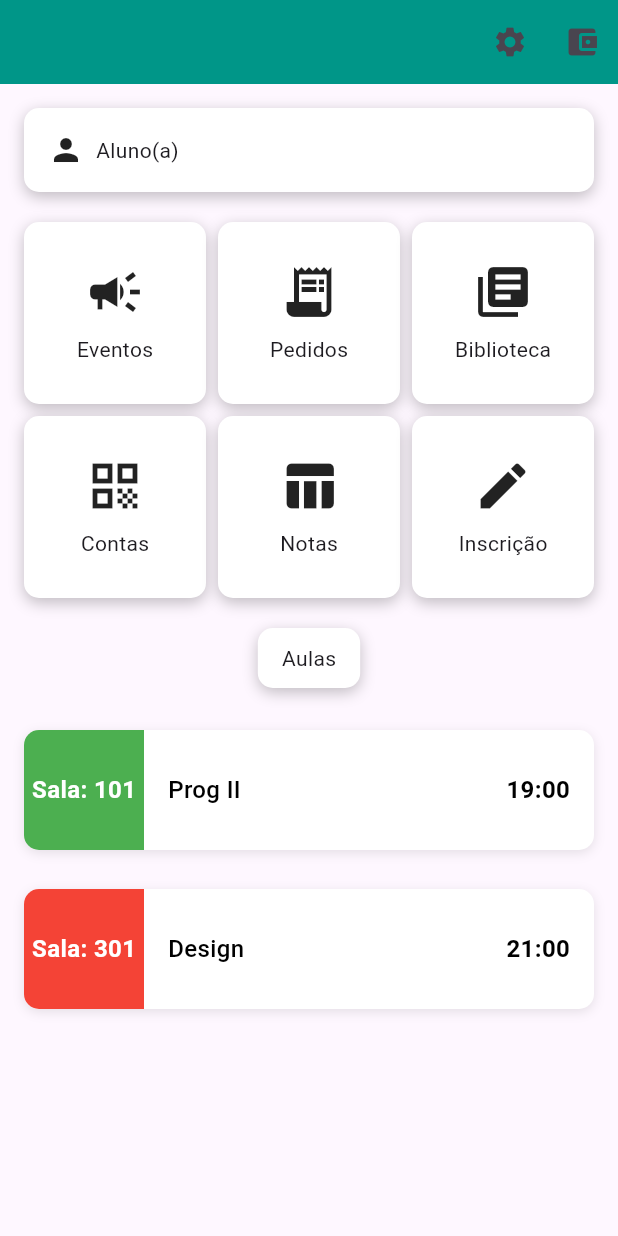
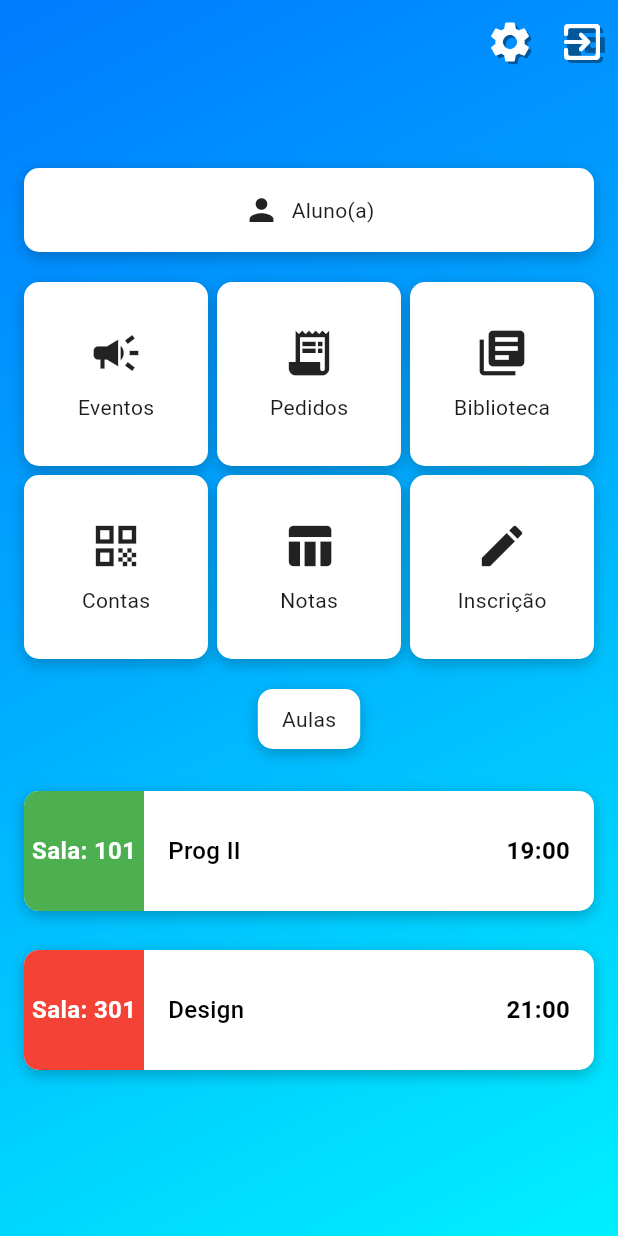
Before and after one commit to BraioFacul/real_connect, a Flutter app: the screen it shows after launch, after a tap on "Login", on a phone screen of 412 x 824 dp. Run offline on Flutter 3.47's test engine with Material 3 defaults, Android fonts, the light colour scheme and no system bars; our stand-ins replace firebase_core; accounts and stored records are empty; network calls fail.

Commit message:
feat: grid button recebeu atualizacoes, e insercao de cor padrao para o background do  sistema

```diff
--- /dev/null
+++ b/lib/components/app_background.dart
@@ -0,0 +1,26 @@
+import 'package:flutter/material.dart';
+
+class AppBackground extends StatelessWidget {
+  final Widget child;
+
+  const AppBackground({required this.child, super.key});
+
+  @override
+  Widget build(BuildContext context) {
+    return Container(
+      decoration: const BoxDecoration(
+        gradient: LinearGradient(
+          colors: [
+            Color(0xFF007BFF),
+            Color(0xFF00A5FF),
+            Color(0xFF00F0FF),
+          ],
+          stops: [0.0, 0.4, 1.0],
+          begin: Alignment.topLeft,
+          end: Alignment.bottomRight,
+        ),
+      ),
+      child: child,
+    );
+  }
+}
--- a/lib/home.dart
+++ b/lib/home.dart
@@ -1,4 +1,17 @@
+import 'package:flutter/foundation.dart';
 import 'package:flutter/material.dart';
+import 'components/app_background.dart';
+
+// variaveis
+var boxShadow = BoxShadow(
+  color: Colors.black.withOpacity(0.24),
+  spreadRadius: 0,
+  blurRadius: 8,
+  offset: Offset(0, 3), // changes position of shadow
+);
+
+double iconSize = 32;
+Color cardColor = Colors.white;
 
 class HomePage extends StatefulWidget {
   const HomePage({super.key});
@@ -11,17 +24,60 @@ class _HomePageState extends State<HomePage> {
   @override
   Widget build(BuildContext context) {
     return MaterialApp(
-      home: Scaffold(
+      home: Stack(
+        children: [
+          const AppBackground(
+            child: SizedBox.expand(),
+          ),
+          Scaffold(
+            backgroundColor: Colors.transparent,
             appBar: AppBar(
-          backgroundColor: Colors.teal,
+              backgroundColor: Colors.transparent,
+              elevation: 0,
               actions: [
                 IconButton(
-              icon: Icon(Icons.settings),
+                  iconSize: iconSize,
                   onPressed: () {},
+                  icon: Stack(
+                    children: [
+                      Positioned(
+                        top: 2,
+                        left: 2,
+                        child: Icon(
+                          Icons.settings,
+                          color: Colors.black.withOpacity(0.4),
+                          size: iconSize,
+                        ),
+                      ),
+                      Icon(
+                        Icons.settings,
+                        color: cardColor,
+                        size: iconSize,
+                      ),
+                    ],
+                  ),
                 ),
                 IconButton(
-              icon: Icon(Icons.account_balance_wallet),
+                  iconSize: iconSize,
                   onPressed: () {},
+                  icon: Stack(
+                    children: [
+                      Positioned(
+                        top: 2,
+                        left: 2,
+                        child: Icon(
+                          Icons.account_balance_wallet,
+                          color: Colors.black.withOpacity(0.4),
+                          size: iconSize,
+                        ),
+                      ),
+                      Icon(
+                        Icons.exit_to_app_rounded,
+                        color: cardColor,
+                        size: iconSize,
+                      ),
+                    ],
+                  ),
                 ),
               ],
             ),
@@ -29,36 +85,31 @@ class _HomePageState extends State<HomePage> {
               padding: const EdgeInsets.all(16.0),
               child: Column(
                 children: [
-              // Profile or Student section (Componentizado)
+                  const SizedBox(height: 40),
                   ProfileSection(),
-
-              SizedBox(height: 20),
-
-              // Grid buttons (Componentizado)
+                  const SizedBox(height: 20),
                   GridButtons(),
-
-              SizedBox(height: 20),
-
-              // Aulas Section (Componentizado)
+                  const SizedBox(height: 20),
                   AulasSection(),
-
-              SizedBox(height: 20),
-
-              // Classes (Componentizado)
+                  const SizedBox(height: 20),
                   ClassCard(
                     room: "Sala: 101",
                     subject: "Prog II",
                     time: "19:00",
-                  color: Colors.green),
-              SizedBox(height: 10),
+                    color: Colors.green,
+                  ),
+                  const SizedBox(height: 10),
                   ClassCard(
                     room: "Sala: 301",
                     subject: "Design",
                     time: "21:00",
-                  color: Colors.red),
+                    color: Colors.red,
+                  ),
                 ],
               ),
             ),
+          ),
+        ],
       ),
     );
   }
@@ -71,18 +122,12 @@ class ProfileSection extends StatelessWidget {
     return Container(
       padding: EdgeInsets.all(16.0),
       decoration: BoxDecoration(
-        color: Colors.white,
+        color: cardColor,
         borderRadius: BorderRadius.circular(10),
-        boxShadow: [
-          BoxShadow(
-            color: Colors.black.withOpacity(0.24),
-            spreadRadius: 0,
-            blurRadius: 8,
-            offset: Offset(0, 3), // changes position of shadow
-          ),
-        ],
+        boxShadow: [boxShadow],
       ),
       child: const Row(
+        mainAxisAlignment: MainAxisAlignment.center,
         children: [
           Icon(Icons.person),
           SizedBox(width: 8),
@@ -100,15 +145,38 @@ class GridButtons extends StatelessWidget {
     return GridView.count(
       crossAxisCount: 3,
       shrinkWrap: true,
-      crossAxisSpacing: 8,
-      mainAxisSpacing: 8,
+      crossAxisSpacing: 6,
+      mainAxisSpacing: 6,
       children: [
-        GridButton(icon: Icons.campaign, label: "Eventos"),
-        GridButton(icon: Icons.receipt_long, label: "Pedidos"),
-        GridButton(icon: Icons.library_books, label: "Biblioteca"),
-        GridButton(icon: Icons.qr_code, label: "Contas"),
-        GridButton(icon: Icons.table_chart, label: "Notas"),
-        GridButton(icon: Icons.edit, label: "Inscrição"),
+        GridButton(
+          icon: Icons.campaign,
+          label: "Eventos",
+          destination: null, // Ainda não implementado
+        ),
+        GridButton(
+          icon: Icons.receipt_long,
+          label: "Pedidos",
+          destination: null, // Ainda não implementado
+        ),
+        GridButton(
+          icon: Icons.library_books,
+          label: "Biblioteca",
+        ),
+        GridButton(
+          icon: Icons.qr_code,
+          label: "Contas",
+          destination: null, // Ainda não implementado
+        ),
+        GridButton(
+          icon: Icons.table_chart,
+          label: "Notas",
+          destination: null, // Ainda não implementado
+        ),
+        GridButton(
+          icon: Icons.edit,
+          label: "Inscrição",
+          destination: null, // Ainda não implementado
+        ),
       ],
     );
   }
@@ -117,31 +185,45 @@ class GridButtons extends StatelessWidget {
 class GridButton extends StatelessWidget {
   final IconData icon;
   final String label;
+  final Widget? destination;
 
-  GridButton({required this.icon, required this.label});
+  GridButton({
+    required this.icon,
+    required this.label,
+    this.destination,
+  });
 
   @override
   Widget build(BuildContext context) {
-    return Container(
+    return InkWell(
+      onTap: () {
+        if (destination != null) {
+          Navigator.push(
+            context,
+            MaterialPageRoute(builder: (context) => destination!),
+          );
+        } else {
+          ScaffoldMessenger.of(context).showSnackBar(
+            const SnackBar(
+              content: Text('Esta funcionalidade ainda não está disponível.'),
+            ),
+          );
+        }
+      },
+      child: Container(
         decoration: BoxDecoration(
           color: Colors.white,
           borderRadius: BorderRadius.circular(10),
-        boxShadow: [
-          BoxShadow(
-            color: Colors.black.withOpacity(0.24),
-            spreadRadius: 0,
-            blurRadius: 8,
-            offset: Offset(0, 3), // changes position of shadow
-          ),
-        ],
+          boxShadow: [boxShadow],
         ),
         child: Column(
           mainAxisAlignment: MainAxisAlignment.center,
           children: [
-          Icon(icon, size: 40),
-          SizedBox(height: 8),
+            Icon(icon, size: iconSize + 4),
+            const SizedBox(height: 8),
             Text(label),
           ],
+        ),
       ),
     );
   }
@@ -154,23 +236,16 @@ class AulasSection extends StatelessWidget {
     return Container(
       padding: EdgeInsets.symmetric(vertical: 10, horizontal: 16),
       decoration: BoxDecoration(
-        color: Colors.white,
+        color: cardColor,
         borderRadius: BorderRadius.circular(10),
-        boxShadow: [
-          BoxShadow(
-            color: Colors.black.withOpacity(0.24),
-            spreadRadius: 0,
-            blurRadius: 8,
-            offset: Offset(0, 3), // changes position of shadow
-          ),
-        ],
+        boxShadow: [boxShadow],
       ),
       child: Text("Aulas"),
     );
   }
 }
 
-// Helper function to create a class card component
+// Helper function to create a class cardColor component
 class ClassCard extends StatelessWidget {
   final String room;
   final String subject;
@@ -188,16 +263,9 @@ class ClassCard extends StatelessWidget {
     return Container(
       margin: EdgeInsets.symmetric(vertical: 8),
       decoration: BoxDecoration(
-        color: Colors.white,
+        color: cardColor,
         borderRadius: BorderRadius.circular(10),
-        boxShadow: [
-          BoxShadow(
-            color: Colors.black.withOpacity(0.1),
-            spreadRadius: 0,
-            blurRadius: 6,
-            offset: Offset(0, 2),
-          ),
-        ],
+        boxShadow: [boxShadow],
       ),
       child: Row(
         children: [
@@ -216,7 +284,7 @@ class ClassCard extends StatelessWidget {
               child: Text(
                 room,
                 style: TextStyle(
-                  color: Colors.white,
+                  color: cardColor,
                   fontWeight: FontWeight.bold,
                   fontSize: 16,
                 ),
--- a/lib/main.dart
+++ b/lib/main.dart
@@ -9,16 +9,13 @@
   await Firebase.initializeApp(
     options: DefaultFirebaseOptions.currentPlatform,
   );
-  runApp(MaterialApp(
-    home: LoginPage(),
-    debugShowCheckedModeBanner: false,
-  ));
+
+  runApp(const MyApp());
 }
 
 class MyApp extends StatelessWidget {
   const MyApp({super.key});
 
-  // This widget is the root of your application.
   @override
   Widget build(BuildContext context) {
     return MaterialApp(
@@ -28,6 +25,7 @@
         useMaterial3: true,
       ),
       home: const LoginPage(),
+      debugShowCheckedModeBanner: false,
     );
   }
 }
```
Lines whose indentation alone changed are shown as unchanged.
